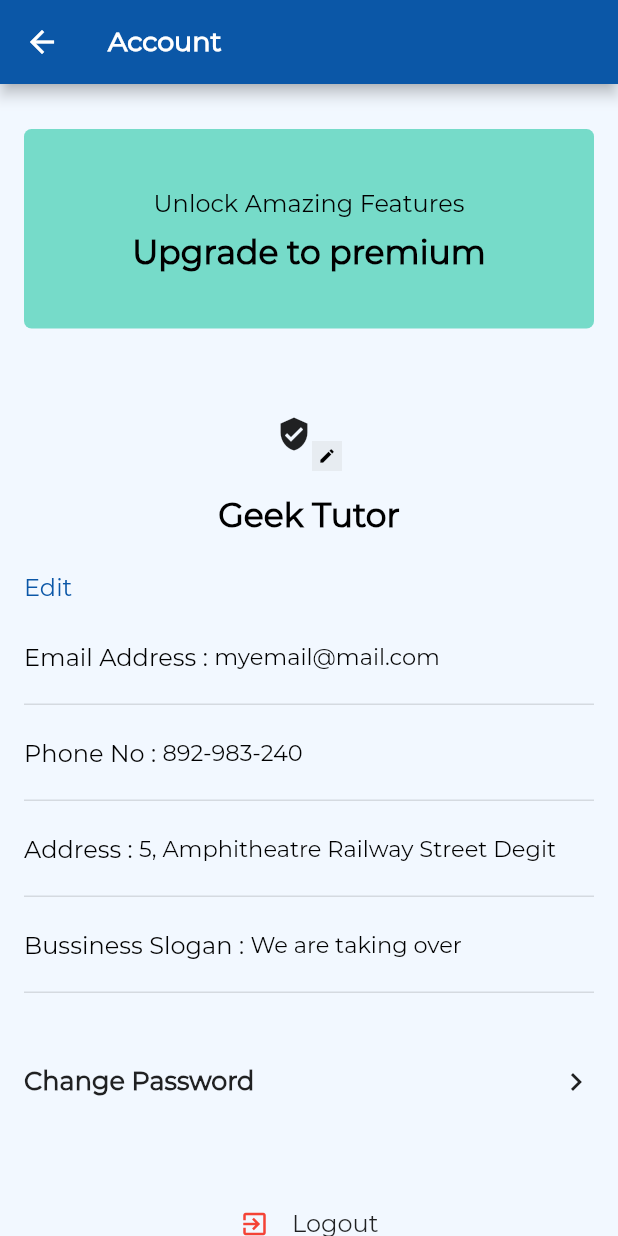
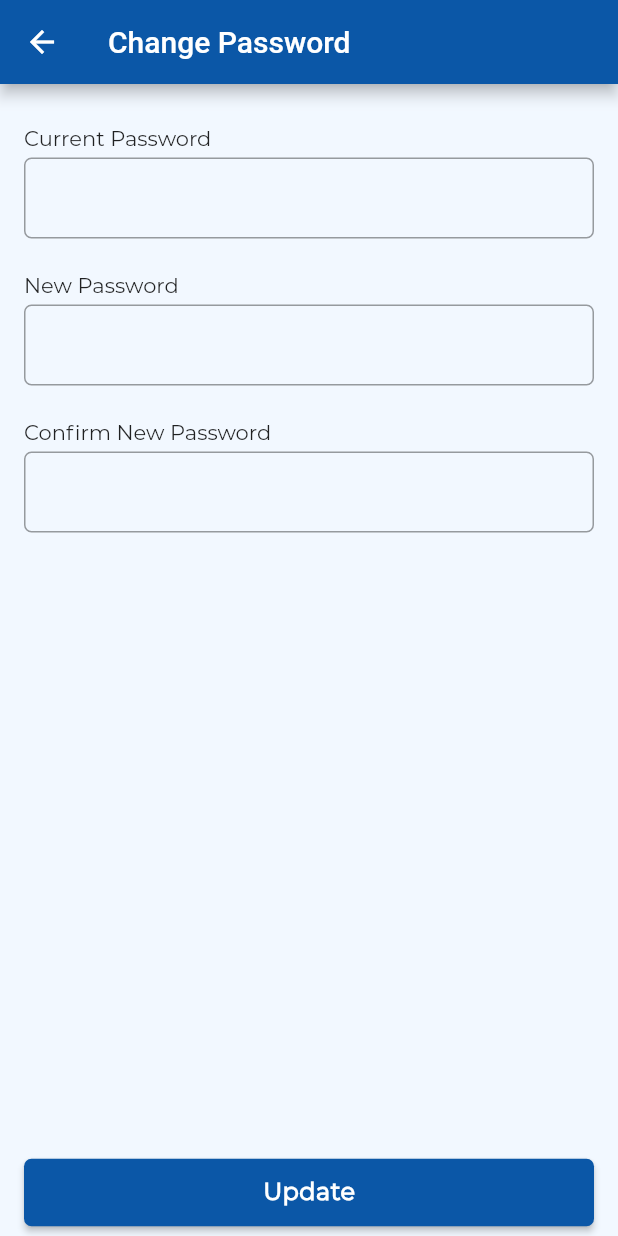
Before and after one commit to hngi/mobileforce-digital-receipt, a Flutter app: the AccountPage screen opened directly, after a tap on "Change Password", on a phone screen of 412 x 824 dp. Run offline on Flutter 3.47's test engine with Material 2 defaults, Android fonts, the phone set to English and light mode, and no system bars; drawn by our look-alikes of overlay_support; our stand-ins replace carousel_slider, device_info, dio, firebase_messaging, flutter_slidable, flutter_svg and 5 more; missing offline and left inert: flutter_device_type, flutter_mailer; accounts and stored records are empty; project files that could hold a hidden picture were left out.

Commit message:
feat: Implement Change Password Screen

```diff
--- a/digital_receipt/lib/screens/account_page.dart
+++ b/digital_receipt/lib/screens/account_page.dart
@@ -1,3 +1,4 @@
+import 'package:digital_receipt/screens/change_password_screen.dart';
 import 'package:digital_receipt/utils/customtext.dart';
 import "package:flutter/material.dart";
 import 'dart:async';
@@ -169,7 +170,14 @@ class _AccountPageState extends State<AccountPage> {
                 height: 35,
               ),
               RawMaterialButton(
-                onPressed: () {},
+                onPressed: () {
+                  Navigator.push(
+                    context,
+                    MaterialPageRoute(
+                      builder: (context) => ChangePasswordScreen(),
+                    ),
+                  );
+                },
                 highlightColor: Colors.transparent,
                 child: Row(
                   mainAxisAlignment: MainAxisAlignment.spaceBetween,
--- /dev/null
+++ b/digital_receipt/lib/screens/change_password_screen.dart
@@ -0,0 +1,97 @@
+import 'package:flutter/material.dart';
+
+class ChangePasswordScreen extends StatefulWidget {
+  ChangePasswordScreen({Key key}) : super(key: key);
+
+  @override
+  _ChangePasswordScreenState createState() => _ChangePasswordScreenState();
+}
+
+class _ChangePasswordScreenState extends State<ChangePasswordScreen> {
+  @override
+  Widget build(BuildContext context) {
+    return Scaffold(
+      appBar: AppBar(
+        title: Text('Change Password'),
+        backgroundColor: Color(0xFF0B57A7),
+      ),
+      body: SafeArea(
+        child: Container(
+          padding: EdgeInsets.symmetric(vertical: 5.0, horizontal: 16.0),
+          child: PasswordForm(),
+        ),
+      ),
+    );
+  }
+}
+
+class PasswordForm extends StatelessWidget {
+  const PasswordForm({Key key}) : super(key: key);
+
+  Container _buildInputField({String label}) {
+    return Container(
+      padding: EdgeInsets.only(top: 22.0),
+      child: Column(
+        crossAxisAlignment: CrossAxisAlignment.start,
+        children: <Widget>[
+          Text(label),
+          SizedBox(
+            height: 5.0,
+          ),
+          TextFormField(
+            style: TextStyle(
+              color: Color(0xFF2B2B2B),
+              fontSize: 16,
+              fontWeight: FontWeight.w600,
+              fontFamily: 'Montserrat',
+            ),
+            decoration: InputDecoration(
+              contentPadding: EdgeInsets.all(17),
+              border: OutlineInputBorder(
+                borderRadius: BorderRadius.circular(5),
+                borderSide: BorderSide(
+                  color: Color(0xFFC8C8C8),
+                  width: 1,
+                ),
+              ),
+              focusedBorder: OutlineInputBorder(),
+              errorStyle: TextStyle(height: 0.5),
+            ),
+          ),
+        ],
+      ),
+    );
+  }
+
+  @override
+  Widget build(BuildContext context) {
+    return Column(
+      children: [
+        _buildInputField(label: 'Current Password'),
+        _buildInputField(label: 'New Password'),
+        _buildInputField(label: 'Confirm New Password'),
+        Expanded(
+          child: Align(
+            alignment: Alignment.bottomCenter,
+            child: MaterialButton(
+              height: 45,
+              minWidth: double.infinity,
+              onPressed: () => () {},
+              color: Theme.of(context).primaryColor,
+              child: Text(
+                'Update',
+                style: TextStyle(
+                    color: Colors.white,
+                    fontSize: 16.0,
+                    fontWeight: FontWeight.w600,
+                    letterSpacing: 0.30),
+              ),
+              shape: RoundedRectangleBorder(
+                  borderRadius: BorderRadius.all(Radius.circular(5.0))),
+            ),
+          ),
+        )
+      ],
+    );
+  }
+}
--- a/digital_receipt/lib/widgets/main_drawer.dart
+++ b/digital_receipt/lib/widgets/main_drawer.dart
@@ -46,7 +46,8 @@ class MainDrawer extends StatelessWidget {
                       Navigator.push(
                           context,
                           MaterialPageRoute(
-                              builder: (context) => UpgradeScreen()));
+                              //TODO: Change this back to UpgradeScreen()
+                              builder: (context) => AccountPage()));
                     },
                     child: Row(
                       children: <Widget>[
@@ -190,9 +191,8 @@ class MainDrawer extends StatelessWidget {
                   child: FlatButton(
                     highlightColor: Colors.transparent,
                     onPressed: () {
-                      Navigator.push(context, MaterialPageRoute(
-                              builder: (context) => Analytics()
-                              ));
+                      Navigator.push(context,
+                          MaterialPageRoute(builder: (context) => Analytics()));
                     },
                     child: Row(
                       children: <Widget>[
```
Also changed, not shown: 2 other files.
